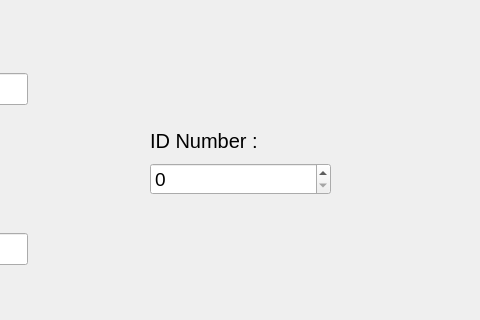
First picture: the form in source/employee_signup.ui, repository NimaMousavian/FBT-Market-Management-Application, before the edit; both pictures show x 240 to 720 and y 145 to 465 of the 1000 by 725 pixel window.
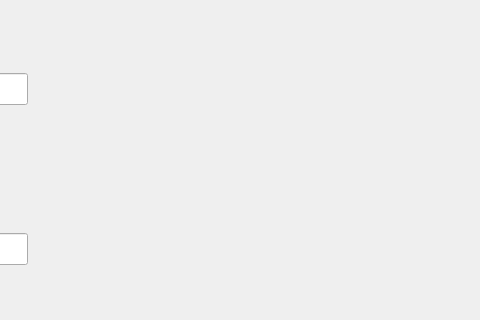
Second picture: the form after the edit.

What changed in the file:
```diff
--- a/source/employee_signup.ui
+++ b/source/employee_signup.ui
@@ -163,42 +163,6 @@
     </item>
    </layout>
   </widget>
-  <widget class="QWidget" name="layoutWidget_4">
-   <property name="geometry">
-    <rect>
-     <x>390</x>
-     <y>270</y>
-     <width>181</width>
-     <height>70</height>
-    </rect>
-   </property>
-   <layout class="QVBoxLayout" name="verticalLayout_6">
-    <item>
-     <widget class="QLabel" name="label_4">
-      <property name="font">
-       <font>
-        <pointsize>15</pointsize>
-       </font>
-      </property>
-      <property name="text">
-       <string>ID Number :</string>
-      </property>
-     </widget>
-    </item>
-    <item>
-     <widget class="QSpinBox" name="idNumber_spin">
-      <property name="font">
-       <font>
-        <pointsize>14</pointsize>
-       </font>
-      </property>
-      <property name="maximum">
-       <number>10000000</number>
-      </property>
-     </widget>
-    </item>
-   </layout>
-  </widget>
   <widget class="QWidget" name="layoutWidget_5">
    <property name="geometry">
     <rect>
```
